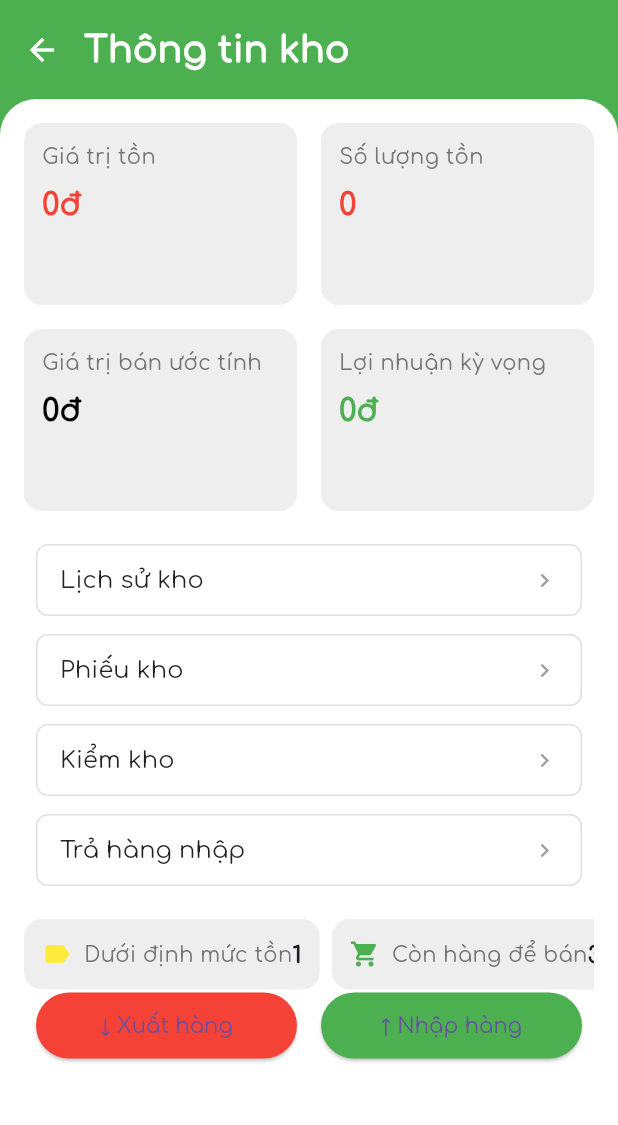
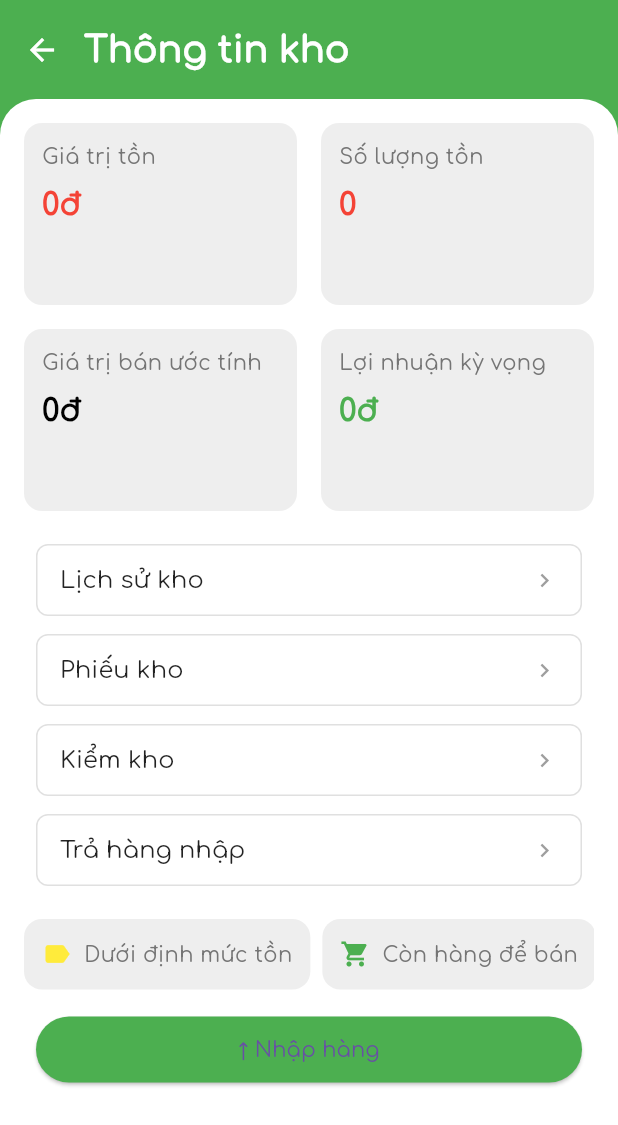
Before and after one commit to VoThiKimGiau/DoAnTotNghiep, a Flutter app: the WarehouseInfoScreen screen opened directly with empty values, on a phone screen of 412 x 824 dp. Shown: the top 1125 px of the screen. Run offline on Flutter 3.47's test engine with Material 3 defaults, Android fonts, the phone set to English and light mode, and no system bars; our stand-ins replace firebase_core, firebase_storage, fl_chart, flutter_svg, image_picker; accounts and stored records are empty; network calls fail.

Commit message:
sửa giao diện thống kê kho

```diff
--- a/lib/views/NhapHang/ThongKeKho.dart
+++ b/lib/views/NhapHang/ThongKeKho.dart
@@ -58,6 +58,7 @@ class _WarehouseInfoScreenState extends State<WarehouseInfoScreen> {
 
   @override
   Widget build(BuildContext context) {
+
     return Scaffold(
       backgroundColor: Colors.green,
       body: SafeArea(
@@ -147,7 +148,7 @@ class _WarehouseInfoScreenState extends State<WarehouseInfoScreen> {
                             child: InfoCard(
                               icon: Icons.label,
                               title: "Dưới định mức tồn",
-                              value: "1",
+                              value: "",
                               iconColor: Colors.yellow,
                             ),
                           ),
@@ -160,7 +161,7 @@ class _WarehouseInfoScreenState extends State<WarehouseInfoScreen> {
                             child: InfoCard(
                               icon: Icons.shopping_cart,
                               title: "Còn hàng để bán",
-                              value: "3",
+                              value: "",
                               iconColor: Colors.green,
                             ),
                           ),
@@ -168,21 +169,11 @@ class _WarehouseInfoScreenState extends State<WarehouseInfoScreen> {
                       ),
                     )
                     ,
+                    SizedBox(height: 16),
                     Padding(
                       padding: const EdgeInsets.symmetric(horizontal: 8.0),
                       child: Row(
                         children: [
-                          Expanded(
-                            child: ElevatedButton(
-                              style: ElevatedButton.styleFrom(
-                                backgroundColor: Colors.red,
-                                padding: EdgeInsets.symmetric(vertical: 12),
-                              ),
-                              onPressed: () {},
-                              child: Text("↓ Xuất hàng"),
-                            ),
-                          ),
-                          SizedBox(width: 16),
                           Expanded(
                             child: ElevatedButton(
                               style: ElevatedButton.styleFrom(
```
Also changed, not shown: lib/views/NhapHang/LowQuantityScreen.dart (+10 -4 lines).
